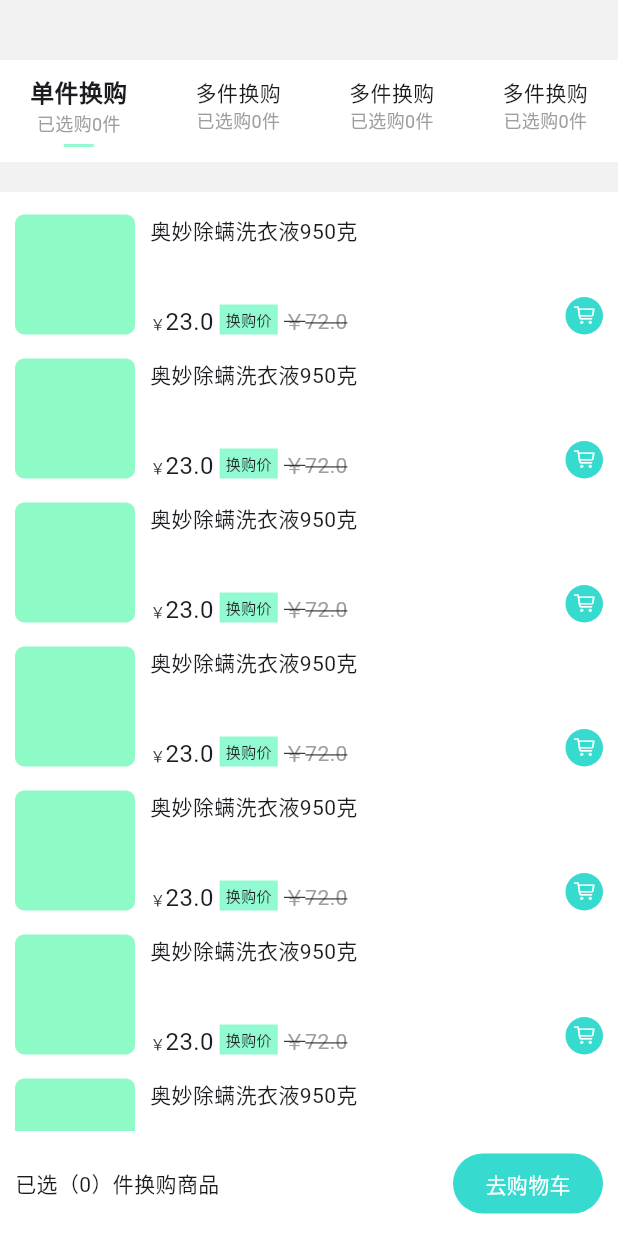
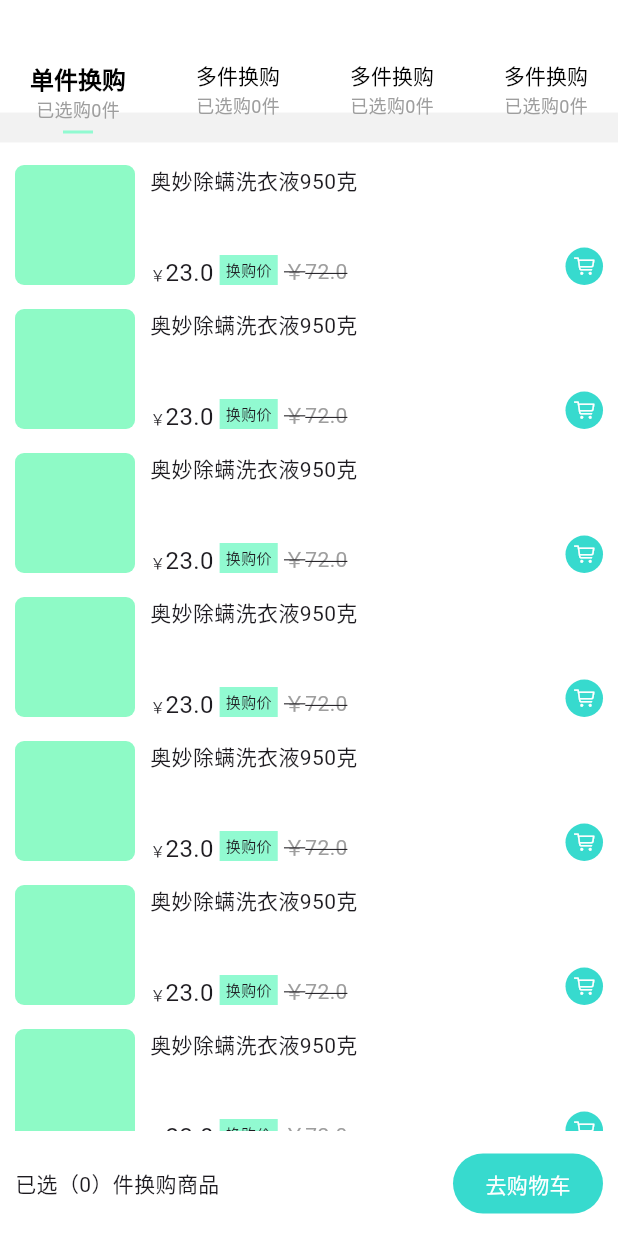
Before and after one commit to eatureide/flutter_study, a Flutter app: the screen it shows after launch, on a phone screen of 412 x 824 dp. Run offline on Flutter 3.47's test engine with Material 3 defaults, Android fonts, the phone set to English and light mode, and no system bars; our stand-ins replace fluttertoast.

```diff
--- a/lib/exchange/index.dart
+++ b/lib/exchange/index.dart
@@ -54,6 +54,26 @@ List<ItemElement> itemListB = numbersList.map((index) {
   );
 }).toList();
 
+List<ItemElement> itemListC = numbersList.map((index) {
+  return ItemElement(
+    title: '屈臣氏气泡水',
+    price: 5.00,
+    originalPrice: 12.00,
+    count: 0,
+    index: index,
+  );
+}).toList();
+
+List<ItemElement> itemListD = numbersList.map((index) {
+  return ItemElement(
+    title: '屈臣氏茶饮料',
+    price: 3.00,
+    originalPrice: 6.00,
+    count: 0,
+    index: index,
+  );
+}).toList();
+
 class _ExChange extends State<ExChange> {
   final ScrollController _scrollController = ScrollController();
   int tabCurrentIndex = 0;
@@ -66,11 +86,20 @@ class _ExChange extends State<ExChange> {
     TabElement(title: '多件换购', index: 3, count: 0),
   ];
 
-  List<List<ItemElement>> combineList = [itemListA, itemListB];
+  List<List<ItemElement>> combineList = [
+    itemListA,
+    itemListB,
+    itemListC,
+    itemListD,
+  ];
 
   headerTab() {
-    TextStyle curStyle = TextStyle(fontSize: 16, fontWeight: FontWeight.bold);
-    TextStyle nornamStyle = TextStyle(fontSize: 14);
+    TextStyle curStyle = TextStyle(
+      fontSize: 16,
+      fontWeight: FontWeight.bold,
+      color: Colors.black,
+    );
+    TextStyle nornamStyle = TextStyle(fontSize: 14, color: Colors.black);
 
     setIndex(int index) {
       setState(() {
@@ -80,7 +109,7 @@ class _ExChange extends State<ExChange> {
 
     return Container(
       color: Colors.white,
-      padding: EdgeInsets.fromLTRB(20, 10, 20, 10),
+      padding: EdgeInsets.fromLTRB(20, 40, 20, 10),
       child: Row(
         mainAxisAlignment: MainAxisAlignment.spaceBetween,
         children: tabDats.map((item) {
@@ -92,11 +121,12 @@ class _ExChange extends State<ExChange> {
               color: Colors.transparent,
               child: Column(
                 children: [
-                  Text(
-                    item.title,
+                  AnimatedDefaultTextStyle(
                     style: item.index == tabCurrentIndex
                         ? curStyle
                         : nornamStyle,
+                    duration: const Duration(milliseconds: 100),
+                    child: Text(item.title),
                   ),
                   Text(
                     '已选购${item.count}件',
@@ -334,13 +364,17 @@ class _ExChange extends State<ExChange> {
   Widget build(BuildContext context) {
     return Scaffold(
       backgroundColor: Color.fromARGB(255, 242, 242, 242),
+      appBar: PreferredSize(
+        preferredSize: const Size.fromHeight(75.0),
+        child: headerTab(),
+      ),
       bottomNavigationBar: narbar(),
       body: SingleChildScrollView(
         controller: _scrollController,
         child: Container(
-          padding: EdgeInsets.only(top: 40),
+          // padding: EdgeInsets.only(top: 40),
           color: Colors.transparent,
-          child: Column(children: [headerTab(), mainBox()]),
+          child: Column(children: [mainBox()]),
         ),
       ),
     );
```
